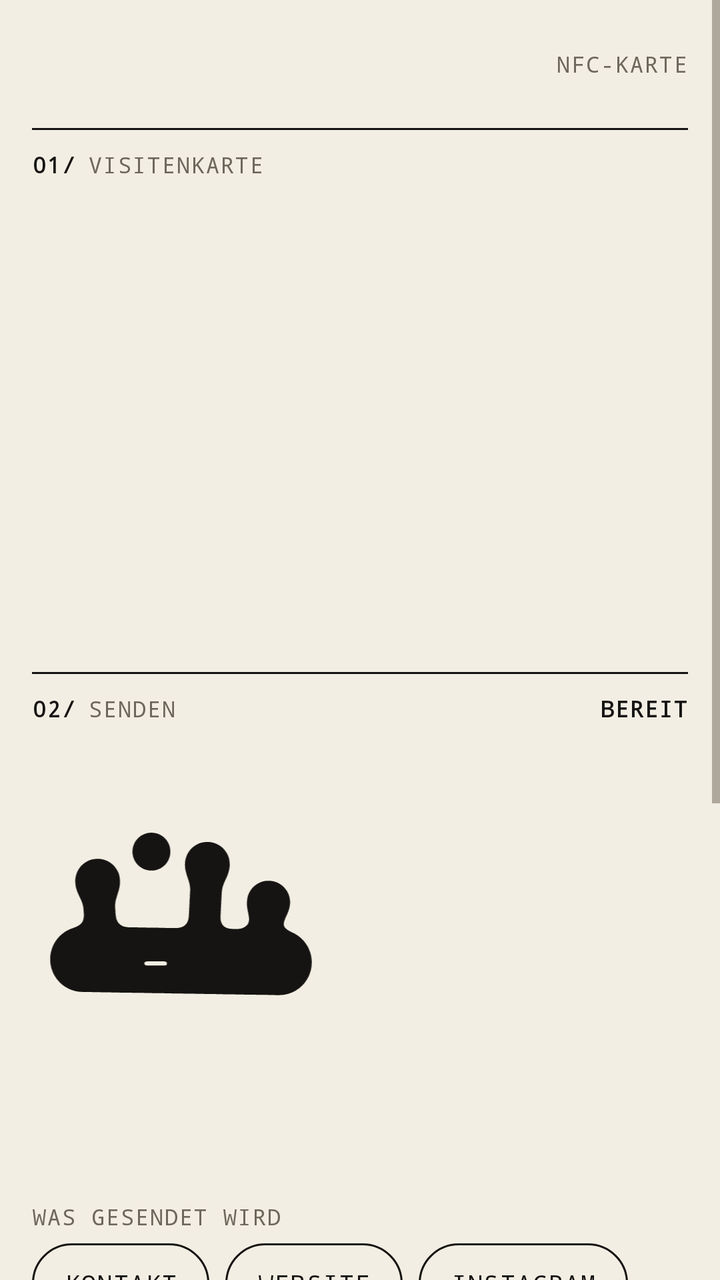
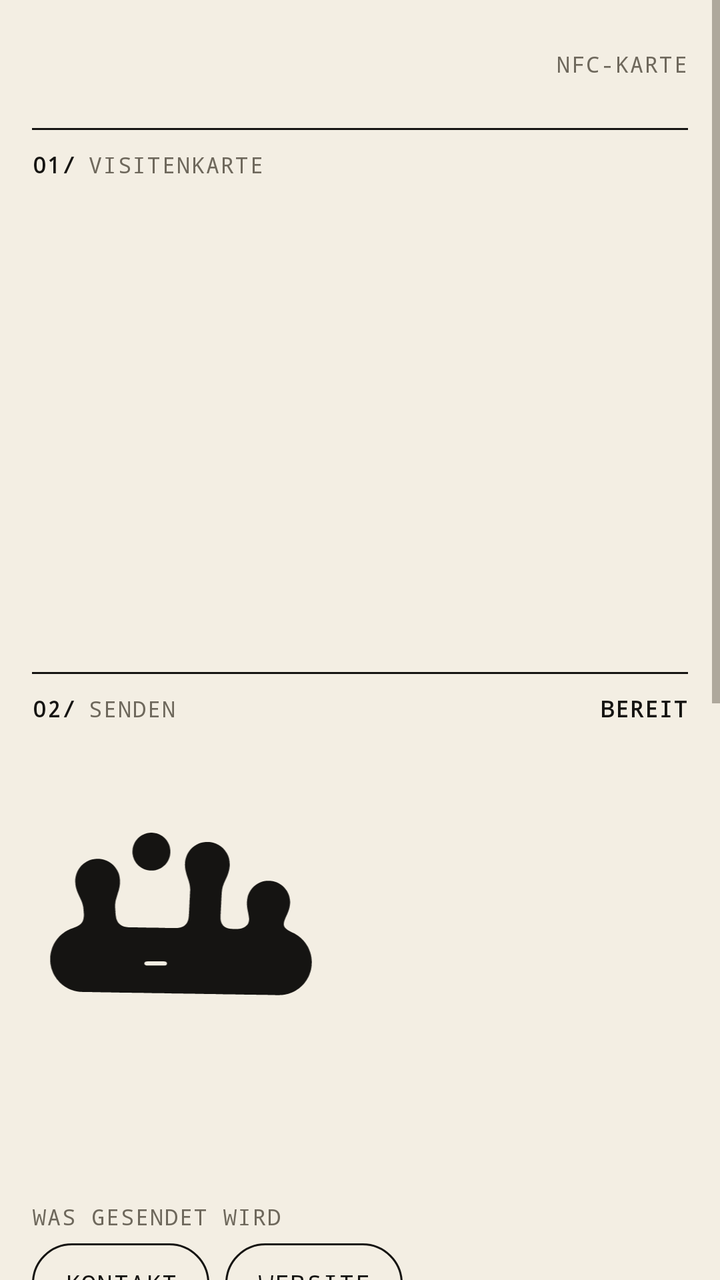

An Android layout rendered at two revisions. The XML below is the earlier revision; the diff shows what the commit changed to produce the second picture.
<!-- AndroidManifest.xml: application theme AppTheme -->
<!-- res/layout/activity_main.xml -->
<?xml version="1.0" encoding="utf-8"?>
<ScrollView xmlns:android="http://schemas.android.com/apk/res/android"
    android:id="@+id/scroll"
    android:layout_width="match_parent"
    android:layout_height="match_parent"
    android:background="@color/paper"
    android:fillViewport="true">

    <LinearLayout
        android:layout_width="match_parent"
        android:layout_height="wrap_content"
        android:orientation="vertical"
        android:paddingLeft="16dp"
        android:paddingRight="16dp"
        android:paddingBottom="32dp">

        
        <LinearLayout
            android:layout_width="match_parent"
            android:layout_height="64dp"
            android:gravity="center_vertical"
            android:orientation="horizontal">

            <ImageView
                android:id="@+id/logo"
                android:layout_width="wrap_content"
                android:layout_height="34dp"
                android:adjustViewBounds="true"
                android:contentDescription="rittau"
                android:scaleType="fitStart" />

            <TextView
                android:id="@+id/logoPlaceholder"
                style="@style/Kicker"
                android:text="LOGO · PLATZHALTER"
                android:visibility="gone" />

            <View
                android:layout_width="0dp"
                android:layout_height="1dp"
                android:layout_weight="1" />

            <TextView
                style="@style/Kicker"
                android:text="NFC-KARTE" />
        </LinearLayout>

        <View style="@style/Line" />

        
        <LinearLayout style="@style/SectionHead">
            <TextView style="@style/KickerNum" android:layout_marginRight="6dp" android:text="01/" />
            <TextView style="@style/Kicker" android:text="Visitenkarte" />
        </LinearLayout>

        <TextView
            android:id="@+id/name"
            android:layout_width="match_parent"
            android:layout_height="wrap_content"
            android:layout_marginTop="40dp"
            android:fontFamily="sans-serif-medium"
            android:includeFontPadding="false"
            android:letterSpacing="-0.045"
            android:lineSpacingMultiplier="0.95"
            android:textColor="@color/ink"
            android:textSize="46sp" />

        <TextView
            android:id="@+id/statement"
            android:layout_width="match_parent"
            android:layout_height="wrap_content"
            android:layout_marginTop="14dp"
            android:fontFamily="sans-serif-medium"
            android:letterSpacing="-0.03"
            android:lineSpacingMultiplier="1.04"
            android:textColor="@color/ink"
            android:textSize="24sp" />

        <LinearLayout
            android:id="@+id/meta"
            android:layout_width="match_parent"
            android:layout_height="wrap_content"
            android:layout_marginTop="40dp"
            android:orientation="vertical" />

        
        <View
            style="@style/Line"
            android:layout_marginTop="56dp" />

        <LinearLayout style="@style/SectionHead">
            <TextView style="@style/KickerNum" android:layout_marginRight="6dp" android:text="02/" />
            <TextView
                style="@style/Kicker"
                android:layout_width="0dp"
                android:layout_weight="1"
                android:text="Senden" />
            <TextView
                android:id="@+id/chip"
                style="@style/KickerNum"
                android:text="BEREIT" />
        </LinearLayout>

        <ImageView
            android:id="@+id/shape"
            android:layout_width="150dp"
            android:layout_height="wrap_content"
            android:layout_marginTop="32dp"
            android:adjustViewBounds="true"
            android:contentDescription="@null"
            android:src="@drawable/form_kamm" />

        <TextView
            android:id="@+id/status"
            android:layout_width="match_parent"
            android:layout_height="wrap_content"
            android:layout_marginTop="28dp"
            android:fontFamily="sans-serif-medium"
            android:letterSpacing="-0.03"
            android:lineSpacingMultiplier="1.05"
            android:textColor="@color/ink"
            android:textSize="26sp" />

        <TextView
            android:id="@+id/nfcSettings"
            style="@style/PillPrimary"
            android:layout_marginTop="20dp"
            android:text="NFC einschalten"
            android:visibility="gone" />

        <TextView
            style="@style/FieldLabel"
            android:layout_marginTop="32dp"
            android:text="Was gesendet wird" />

        <LinearLayout
            android:layout_width="wrap_content"
            android:layout_height="wrap_content"
            android:orientation="horizontal">

            <TextView
                android:id="@+id/modeContact"
                style="@style/Toggle"
                android:text="Kontakt" />

            <TextView
                android:id="@+id/modeLink"
                style="@style/Toggle"
                android:layout_marginLeft="8dp"
                android:text="Website" />

            <TextView
                android:id="@+id/modeInstagram"
                style="@style/Toggle"
                android:layout_marginLeft="8dp"
                android:text="Instagram" />
        </LinearLayout>

        <TextView
            android:id="@+id/hint"
            android:layout_width="match_parent"
            android:layout_height="wrap_content"
            android:layout_marginTop="16dp"
            android:background="@drawable/hint_bg"
            android:lineSpacingMultiplier="1.45"
            android:paddingLeft="16dp"
            android:paddingTop="12dp"
            android:paddingRight="14dp"
            android:paddingBottom="12dp"
            android:textColor="@color/ink_2"
            android:textSize="15sp" />

        
        <View
            style="@style/Line"
            android:layout_marginTop="56dp" />

        <LinearLayout style="@style/SectionHead">
            <TextView style="@style/KickerNum" android:layout_marginRight="6dp" android:text="03/" />
            <TextView style="@style/Kicker" android:text="Deine Daten" />
        </LinearLayout>

        <TextView
            android:id="@+id/editToggle"
            style="@style/Pill"
            android:layout_marginTop="20dp"
            android:text="Daten bearbeiten" />

        <LinearLayout
            android:id="@+id/editBox"
            android:layout_width="match_parent"
            android:layout_height="wrap_content"
            android:orientation="vertical"
            android:visibility="gone">

            <TextView style="@style/FieldLabel" android:text="Name" />
            <EditText
                android:id="@+id/fName"
                style="@style/Field"
                android:inputType="textPersonName|textCapWords" />

            <TextView style="@style/FieldLabel" android:text="Rolle" />
            <EditText
                android:id="@+id/fRole"
                style="@style/Field"
                android:inputType="textCapSentences" />

            <TextView style="@style/FieldLabel" android:text="Firma" />
            <EditText
                android:id="@+id/fCompany"
                style="@style/Field"
                android:inputType="text" />

            <TextView style="@style/FieldLabel" android:text="Abteilung" />
            <EditText
                android:id="@+id/fUnit"
                style="@style/Field"
                android:inputType="textCapWords" />

            <TextView style="@style/FieldLabel" android:text="E-Mail" />
            <EditText
                android:id="@+id/fEmail"
                style="@style/Field"
                android:inputType="textEmailAddress" />

            <TextView style="@style/FieldLabel" android:text="Telefon" />
            <EditText
                android:id="@+id/fPhone"
                style="@style/Field"
                android:inputType="phone" />

            <TextView style="@style/FieldLabel" android:text="Website" />
            <EditText
                android:id="@+id/fWeb"
                style="@style/Field"
                android:inputType="textUri" />

            <TextView style="@style/FieldLabel" android:text="Instagram" />
            <EditText
                android:id="@+id/fInstagram"
                style="@style/Field"
                android:hint="\@deinname"
                android:inputType="textUri" />

            <TextView style="@style/FieldLabel" android:text="LinkedIn" />
            <EditText
                android:id="@+id/fLinkedin"
                style="@style/Field"
                android:hint="linkedin.com/in/deinname"
                android:inputType="textUri" />

            <TextView style="@style/FieldLabel" android:text="Ort" />
            <EditText
                android:id="@+id/fCity"
                style="@style/Field"
                android:inputType="textCapWords" />

            <LinearLayout
                android:layout_width="wrap_content"
                android:layout_height="wrap_content"
                android:layout_marginTop="24dp"
                android:orientation="horizontal">

                <TextView
                    android:id="@+id/save"
                    style="@style/PillPrimary"
                    android:text="Speichern" />

                <TextView
                    android:id="@+id/cancel"
                    style="@style/Pill"
                    android:layout_marginLeft="8dp"
                    android:text="Abbrechen" />
            </LinearLayout>
        </LinearLayout>

        
        <LinearLayout
            android:id="@+id/updateBox"
            android:layout_width="match_parent"
            android:layout_height="wrap_content"
            android:orientation="vertical"
            android:visibility="gone">

            <View
                style="@style/Line"
                android:layout_marginTop="56dp" />

            <LinearLayout style="@style/SectionHead">
                <TextView style="@style/KickerNum" android:layout_marginRight="6dp" android:text="04/" />
                <TextView style="@style/Kicker" android:text="Update" />
            </LinearLayout>

            <TextView
                android:id="@+id/updateText"
                android:layout_width="match_parent"
                android:layout_height="wrap_content"
                android:layout_marginTop="16dp"
                android:background="@drawable/hint_bg"
                android:lineSpacingMultiplier="1.45"
                android:paddingLeft="16dp"
                android:paddingTop="12dp"
                android:paddingRight="14dp"
                android:paddingBottom="12dp"
                android:textColor="@color/ink_2"
                android:textSize="15sp" />

            <TextView
                android:id="@+id/updateBtn"
                style="@style/PillPrimary"
                android:layout_marginTop="16dp"
                android:text="Update laden" />
        </LinearLayout>

        
        <View
            style="@style/Line"
            android:layout_marginTop="64dp" />

        <TextView
            style="@style/Kicker"
            android:layout_marginTop="12dp"
            android:text="@string/footer"
            android:textAllCaps="false" />

        <TextView
            android:id="@+id/version"
            style="@style/Kicker"
            android:layout_marginTop="4dp" />
    </LinearLayout>
</ScrollView>
<!-- resources referenced by this layout -->
<resources>
  <color name="ink">#151412</color>
  <color name="ink_2">#4A463E</color>
  <color name="paper">#F3EEE3</color>
  <!-- drawable hint_bg (drawable) -->
  <?xml version="1.0" encoding="utf-8"?>
  <layer-list xmlns:android="http://schemas.android.com/apk/res/android">
      <item>
          <shape android:shape="rectangle"><solid android:color="@color/field" /></shape>
      </item>
      <item android:gravity="left|fill_vertical" android:width="3dp">
          <shape android:shape="rectangle"><solid android:color="@color/ink" /></shape>
      </item>
  </layer-list>
  <string name="footer">Ein NFC-Tool von Marcel Rittau &lt;3</string>
  <style name="Field">
          <item name="android:layout_width">match_parent</item>
          <item name="android:layout_height">wrap_content</item>
          <item name="android:background">@drawable/field_bg</item>
          <item name="android:padding">12dp</item>
          <item name="android:textSize">16sp</item>
          <item name="android:textColor">@color/ink</item>
          <item name="android:textColorHint">@color/ink_3</item>
          <item name="android:maxLines">1</item>
      </style>
  <style name="FieldLabel" parent="Kicker">
          <item name="android:layout_marginTop">18dp</item>
          <item name="android:layout_marginBottom">6dp</item>
      </style>
  <style name="Kicker">
          <item name="android:layout_width">wrap_content</item>
          <item name="android:layout_height">wrap_content</item>
          <item name="android:fontFamily">monospace</item>
          <item name="android:textSize">11sp</item>
          <item name="android:letterSpacing">0.06</item>
          <item name="android:textAllCaps">true</item>
          <item name="android:textColor">@color/ink_3</item>
      </style>
  <style name="KickerNum" parent="Kicker">
          <item name="android:textColor">@color/ink</item>
          <item name="android:textStyle">bold</item>
      </style>
  <style name="Line">
          <item name="android:layout_width">match_parent</item>
          <item name="android:layout_height">1dp</item>
          <item name="android:background">@color/ink</item>
      </style>
  <style name="Pill">
          <item name="android:layout_width">wrap_content</item>
          <item name="android:layout_height">wrap_content</item>
          <item name="android:minHeight">44dp</item>
          <item name="android:gravity">center</item>
          <item name="android:paddingLeft">20dp</item>
          <item name="android:paddingRight">20dp</item>
          <item name="android:background">@drawable/btn_pill</item>
          <item name="android:textColor">@color/btn_text</item>
          <item name="android:textSize">13.5sp</item>
          <item name="android:fontFamily">sans-serif-medium</item>
          <item name="android:clickable">true</item>
          <item name="android:focusable">true</item>
      </style>
  <style name="PillPrimary" parent="Pill">
          <item name="android:background">@drawable/btn_pill_primary</item>
          <item name="android:textColor">@color/paper</item>
      </style>
  <style name="SectionHead">
          <item name="android:layout_width">match_parent</item>
          <item name="android:layout_height">wrap_content</item>
          <item name="android:orientation">horizontal</item>
          <item name="android:paddingTop">10dp</item>
          <item name="android:paddingBottom">10dp</item>
          <item name="android:gravity">center_vertical</item>
      </style>
  <color name="field">#FBF8F1</color>
  <color name="ink_3">#6E685C</color>
  <color name="lime">#CDF443</color>
  <!-- unchanged entries left out for length: 7 -->
</resources>

<!-- the commit's change to res/layout/activity_main.xml (unified diff, before → after) -->
@@ -148,12 +148,24 @@
                 style="@style/Toggle"
                 android:layout_marginLeft="8dp"
                 android:text="Website" />
+        </LinearLayout>
+
+        <LinearLayout
+            android:layout_width="wrap_content"
+            android:layout_height="wrap_content"
+            android:layout_marginTop="8dp"
+            android:orientation="horizontal">
 
             <TextView
                 android:id="@+id/modeInstagram"
                 style="@style/Toggle"
+                android:text="Instagram" />
+
+            <TextView
+                android:id="@+id/modeCv"
+                style="@style/Toggle"
                 android:layout_marginLeft="8dp"
-                android:text="Instagram" />
+                android:text="Lebenslauf" />
         </LinearLayout>
 
         <TextView
@@ -170,6 +182,16 @@
             android:textColor="@color/ink_2"
             android:textSize="15sp" />
 
+        <TextView
+            style="@style/FieldLabel"
+            android:layout_marginTop="32dp"
+            android:text="Ohne NFC" />
+
+        <TextView
+            android:id="@+id/shareCv"
+            style="@style/Pill"
+            android:text="Lebenslauf teilen" />
+
         
         <View
             style="@style/Line"
@@ -247,6 +269,12 @@
                 android:id="@+id/fLinkedin"
                 style="@style/Field"
                 android:hint="linkedin.com/in/deinname"
+                android:inputType="textUri" />
+
+            <TextView style="@style/FieldLabel" android:text="Lebenslauf (Link zur PDF)" />
+            <EditText
+                android:id="@+id/fCv"
+                style="@style/Field"
                 android:inputType="textUri" />
 
             <TextView style="@style/FieldLabel" android:text="Ort" />
